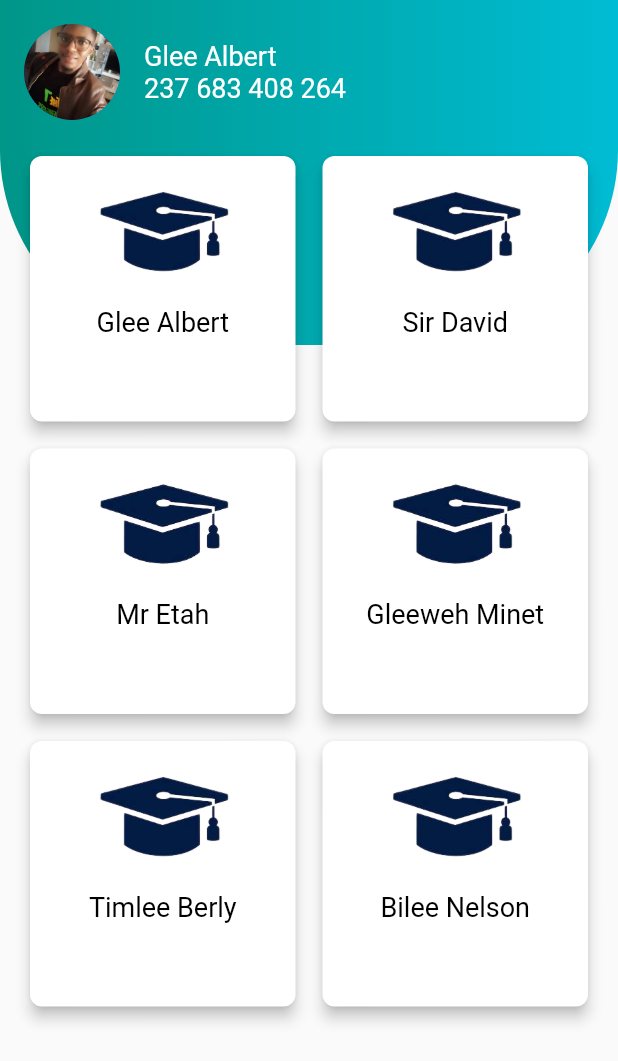
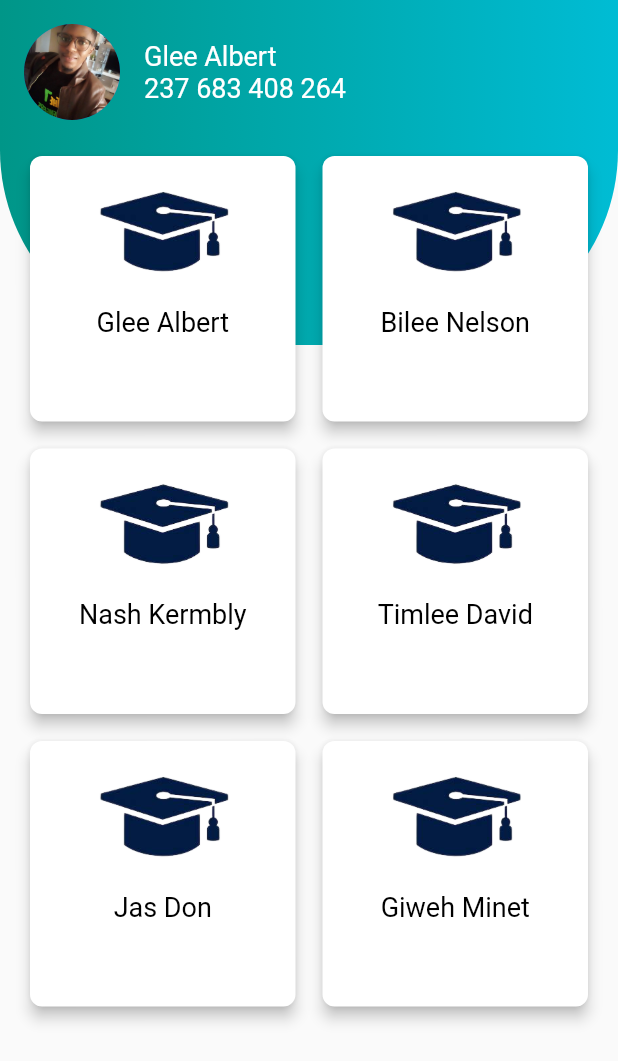
Before and after one commit to glee83/user_dashboard, a Flutter app: the screen it shows after launch, on a phone screen of 412 x 824 dp. Shown: the top 1061 px of the screen. Run offline on Flutter 3.47's test engine with Material 2 defaults, Android fonts, the phone set to English and light mode, and no system bars.

Commit message:
custom card

```diff
--- /dev/null
+++ b/lib/custom_widgets/customCard.dart
@@ -0,0 +1,26 @@
+
+import 'package:dashbaord/custom_widgets/customCardContent.dart';
+import 'package:flutter/material.dart';
+
+
+class CustomCard extends StatelessWidget {
+  String text;
+  CustomCard({
+    Key? key,
+    required this.text
+  }) : super(key: key);
+
+  @override
+  Widget build(BuildContext context) {
+    return Card(
+      elevation: 4,
+      shape: RoundedRectangleBorder(
+        borderRadius: BorderRadius.circular(8)
+      ),
+      child: CustomCardContent(
+        imageUrl:  'images/cap.png',
+        text: text
+      ),
+    );
+  }
+}
--- a/lib/homeScreen.dart
+++ b/lib/homeScreen.dart
@@ -1,3 +1,4 @@
+import 'package:dashbaord/custom_widgets/customCard.dart';
 import 'package:dashbaord/custom_widgets/customCardContent.dart';
 import 'package:flutter/material.dart';
 
@@ -79,131 +80,30 @@ class HomeScreen extends StatelessWidget {
                     crossAxisSpacing: 10,
                     children: [
 
-                      Card(
-                        elevation: 4,
-                        shape: RoundedRectangleBorder(
-                          borderRadius: BorderRadius.circular(8)
-                        ),
-                        child: CustomCardContent(
-                          imageUrl:  'images/cap.png',
-                          text: "Glee Albert",
-
-                        ),
+                      CustomCard(
+                        text: 'Glee Albert',
                       ),
 
-                      Card(
-                        elevation: 4,
-                        shape: RoundedRectangleBorder(
-                          borderRadius: BorderRadius.circular(8)
-                        ),
-                        child: Column(
-                          children: const [
-                            Image(
-                              image: AssetImage('images/cap.png'),
-                              height: 100.0,
-
-                            ),
-                            Text(
-                              'Sir David',
-                              style: TextStyle(
-                                color: Colors.black,
-                                fontSize: 18.0,
-                              ),
-                            )
-                          ],
-                        ),
+                      CustomCard(
+                        text: 'Bilee Nelson',
                       ),
 
-                      Card(
-                        elevation: 4,
-                        shape: RoundedRectangleBorder(
-                          borderRadius: BorderRadius.circular(8)
-                        ),
-                        child: Column(
-                          children: const [
-                            Image(
-                              image: AssetImage('images/cap.png'),
-                              height: 100.0,
-
-                            ),
-                            Text(
-                              'Mr Etah',
-                              style: TextStyle(
-                                color: Colors.black,
-                                fontSize: 18.0,
-                              ),
-                            )
-                          ],
-                        ),
+                      CustomCard(
+                        text: 'Nash Kermbly',
                       ),
 
-                      Card(
-                        elevation: 4,
-                        shape: RoundedRectangleBorder(
-                          borderRadius: BorderRadius.circular(8)
-                        ),
-                        child: Column(
-                          children: const [
-                            Image(
-                              image: AssetImage('images/cap.png'),
-                              height: 100.0,
-
-                            ),
-                            Text(
-                              'Gleeweh Minet',
-                              style: TextStyle(
-                                color: Colors.black,
-                                fontSize: 18.0,
-                              ),
-                            )
-                          ],
-                        ),
+                      CustomCard(
+                        text: 'Timlee David',
                       ),
 
-                      Card(
-                        elevation: 4,
-                        shape: RoundedRectangleBorder(
-                          borderRadius: BorderRadius.circular(8)
-                        ),
-                        child: Column(
-                          children: const [
-                            Image(
-                              image: AssetImage('images/cap.png'),
-                              height: 100.0,
+                      CustomCard(
+                        text: 'Jas Don',
+                      ),
 
-                            ),
-                            Text(
-                              'Timlee Berly',
-                              style: TextStyle(
-                                color: Colors.black,
-                                fontSize: 18.0,
-                              ),
-                            )
-                          ],
-                        ),
+                      CustomCard(
+                        text: 'Giweh Minet',
                       ),
-                      Card(
-                        elevation: 4,
-                        shape: RoundedRectangleBorder(
-                          borderRadius: BorderRadius.circular(8)
-                        ),
-                        child: Column(
-                          children: const [
-                            Image(
-                              image: AssetImage('images/cap.png'),
-                              height: 100.0,
 
-                            ),
-                            Text(
-                              'Bilee Nelson',
-                              style: TextStyle(
-                                color: Colors.black,
-                                fontSize: 18.0,
-                              ),
-                            )
-                          ],
-                        ),
-                      ),
                     ]
                   ),
                 )
```
